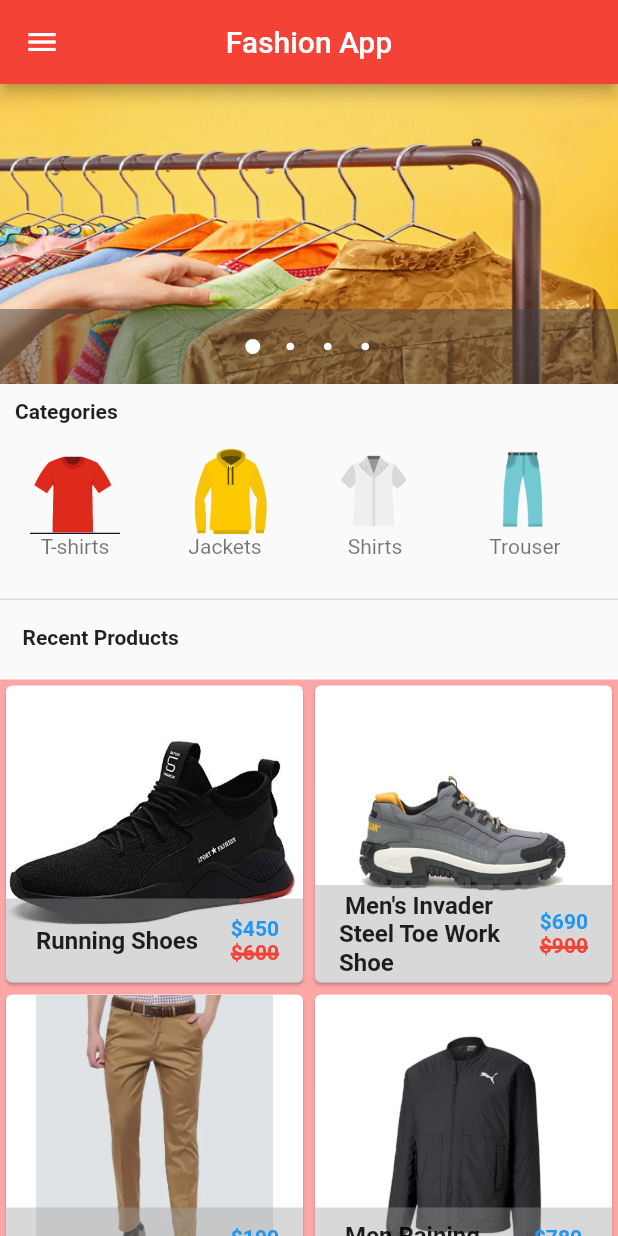
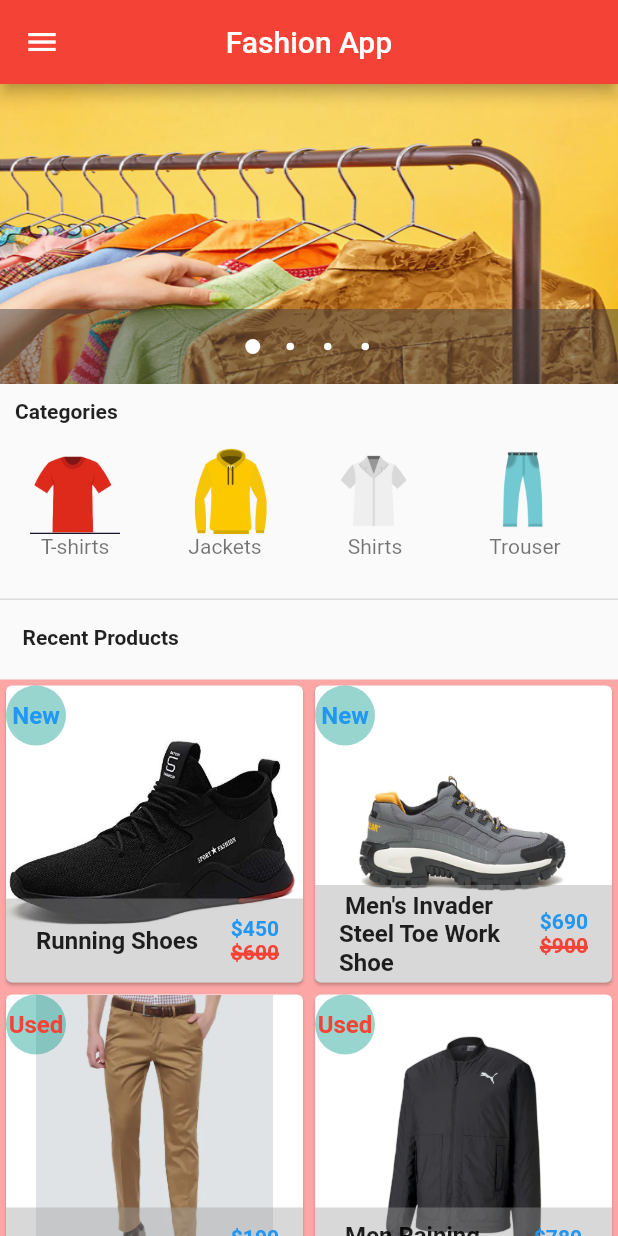
Before and after one commit to MomenF/fashion_app, a Flutter app: the HomePage screen opened by its route, on a phone screen of 412 x 824 dp. Run offline on Flutter 3.47's test engine with Material 2 defaults, Android fonts, the phone set to English and light mode, and no system bars; our stand-ins replace carousel_pro_nullsafety, flutter_spinkit.

Commit message:
adding product Details

```diff
--- a/lib/Components/products.dart
+++ b/lib/Components/products.dart
@@ -9,29 +9,49 @@ class Products extends StatefulWidget {
 
 class _ProductsState extends State<Products> {
   List<Map<String,dynamic>> productList = [
-    {
+    {"id":1,
       "name" : " Running Shoes ",
       "picture" : "assets/images/products/shoes1.jpg",
       "price" : 450 ,
       "old price" : 600 ,
+      "size":[40,39,41,42],
+      // "colors":["red","white","yellow"],
+      // "quantity": 15,
+      "Condition":"New",
     },
-    {
+    {"id":2,
       "name" : " Men's Invader Steel Toe Work Shoe  ",
       "picture" : "assets/images/products/shoes2.jpg",
       "price" : 690 ,
       "old price" : 900 ,
+      "size":[43,39,45,42],
+      // "colors":["Orange","white","yellow"],
+      // "quantity": 22,
+      "Condition":"New",
+
     },
-    {
+    {"id":3,
       "name" : " Golden Trouser ",
       "picture" : "assets/images/products/tr1.jpg",
       "price" : 190 ,
       "old price" : 235 ,
+      "size":[35,39,38,42,40],
+      // "colors":["Black","White","Gold","Grey"],
+      // "quantity": 22,
+      "Condition":"Used",
+
     },
-    {
+    {"id":4,
       "name" : " Men Raining Jacket ",
       "picture" : "assets/images/products/jac1.jpg",
       "price" : 780 ,
       "old price" : 1095 ,
+      "size":[41,43,38,40,44,45],
+      // "colors":["Black","White","Gold","Grey"],
+      // "quantity": 22,
+      "Condition":"Used",
+
+
     },
   ];
 
@@ -49,6 +69,7 @@ class _ProductsState extends State<Products> {
                 productPic: productList[index]["picture"],
                 productPrice: productList[index]["price"],
               productOldPrice: productList[index]["old price"],
+              productCondition: productList[index]["Condition"],
             );
           }
       ),
@@ -62,13 +83,15 @@ class SingleProduct extends StatelessWidget {
   late final String productPic ;
   late final int productPrice ;
   late final int productOldPrice ;
+  late final String productCondition ;
 
 
   SingleProduct(
       {required this.productName,
         required this.productPic,
         required this.productOldPrice,
-        required this.productPrice
+        required this.productPrice,
+        required this.productCondition,
       });
 
   Widget build(BuildContext context) {
@@ -80,10 +103,20 @@ class SingleProduct extends StatelessWidget {
             productDetailOldPrice: this.productOldPrice,
             productDetailPic: this.productPic,
             productDetailPrice: this.productPrice,
+            productDetailCondition: this.productCondition,
           )));
         },
         child: GridTile(
-
+          header: Row(
+            children: [
+              CircleAvatar(
+                backgroundColor: Colors.teal.withOpacity(.4),
+                child: Text(productCondition,style: TextStyle(
+                fontWeight: FontWeight.bold,
+                color: productCondition == "New"?Colors.blue:Colors.red,
+              ),),),
+            ],
+          ),
           footer: Container(
             color: Colors.grey.withOpacity(.4),
             child: ListTile(
```
Also changed, not shown: lib/MainScreens/product_details.dart (+23 -3 lines).
